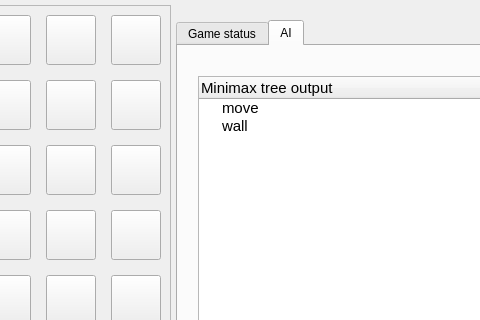
crimvael/quoridor, file quoridor.ui: the form before one commit; both pictures show x 424 to 904 and y 0 to 320 of the 1340 by 750 pixel window.
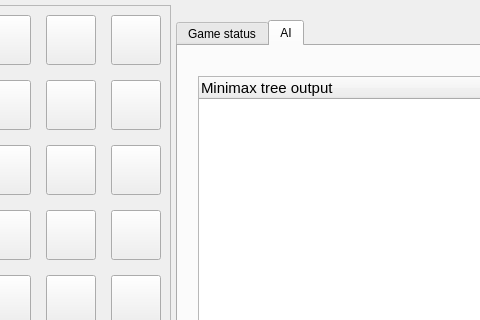
The form after the commit.

Diff of the .ui file:
```diff
--- a/quoridor.ui
+++ b/quoridor.ui
@@ -2244,16 +2244,6 @@
         <string notr="true">Minimax tree output</string>
        </property>
       </column>
-      <item>
-       <property name="text">
-        <string>move</string>
-       </property>
-      </item>
-      <item>
-       <property name="text">
-        <string>wall</string>
-       </property>
-      </item>
      </widget>
     </widget>
    </widget>
```
